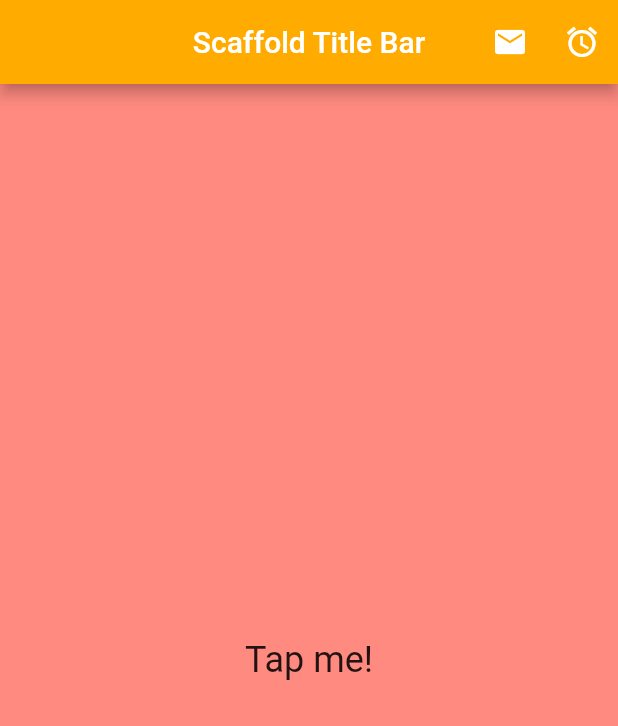
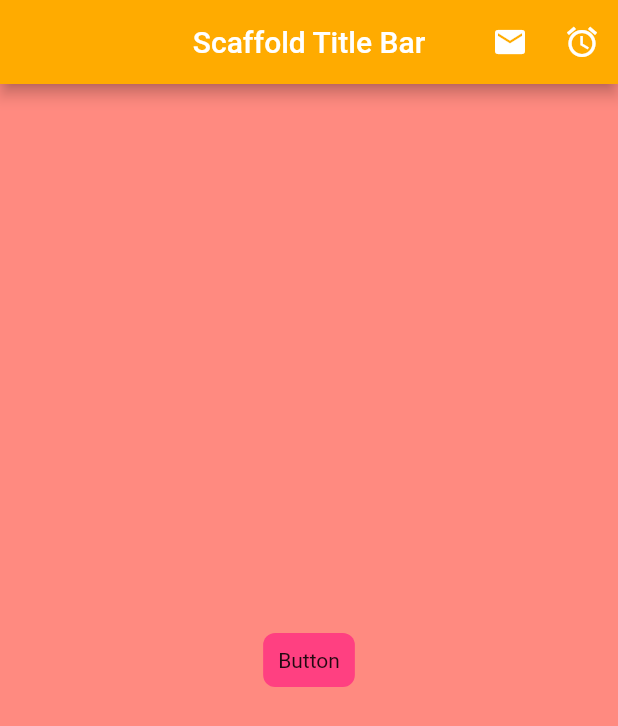
Before and after one commit to xans-me/flutter-fundamentals, a Flutter app: the screen it shows after launch, on a phone screen of 412 x 824 dp. Shown: the top 726 px of the screen. Run offline on Flutter 3.47's test engine with Material 2 defaults, Android fonts, the phone set to English and light mode, and no system bars.

Commit message:
Gesture Detector Widget - Creating Custom Button

```diff
--- /dev/null
+++ b/lib/ui/custom_button.dart
@@ -0,0 +1,29 @@
+import 'package:flutter/material.dart';
+
+class CustomButton extends StatelessWidget {
+  @override
+  Widget build(BuildContext context) {
+    return GestureDetector(
+      onTap: () {
+        final snackBar = SnackBar(
+            content: Text("Hello Again!"),
+            backgroundColor: Colors.amberAccent.shade700);
+        /*
+            Need context.
+            BuildContext => Knows the location of the widget in the widget
+            tree.
+            ( Is a widget of widgets!)
+         */
+        Scaffold.of(context).showSnackBar(snackBar);
+      },
+      child: Container(
+        padding: EdgeInsets.all(10.0),
+        decoration: BoxDecoration(
+          color: Colors.pinkAccent,
+          borderRadius: BorderRadius.circular(8.0),
+        ),
+        child: Text("Button"),
+      ),
+    );
+  }
+}
--- a/lib/ui/home.dart
+++ b/lib/ui/home.dart
@@ -1,3 +1,4 @@
+import 'package:first_flutter_app/ui/custom_button.dart';
 import 'package:flutter/material.dart';
 
 class ScaffoldExample extends StatelessWidget {
@@ -25,13 +26,15 @@ class ScaffoldExample extends StatelessWidget {
         child: Column(
           mainAxisAlignment: MainAxisAlignment.center,
           children: [
-            InkWell(
-              child: Text(
-                "Tap me!",
-                style: TextStyle(fontSize: 24.0),
-              ),
-              onTap: () => debugPrint("tapped..."),
-            ),
+            CustomButton()
+
+            // InkWell(
+            //   child: Text(
+            //     "Tap me!",
+            //     style: TextStyle(fontSize: 24.0),
+            //   ),
+            //   onTap: () => debugPrint("tapped..."),
+            // ),
           ],
         ),
       ),
```
